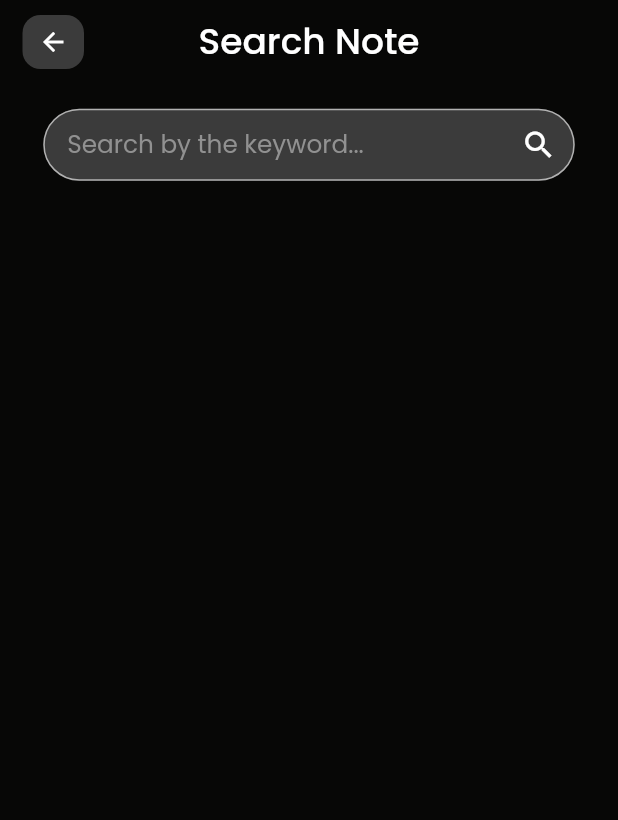
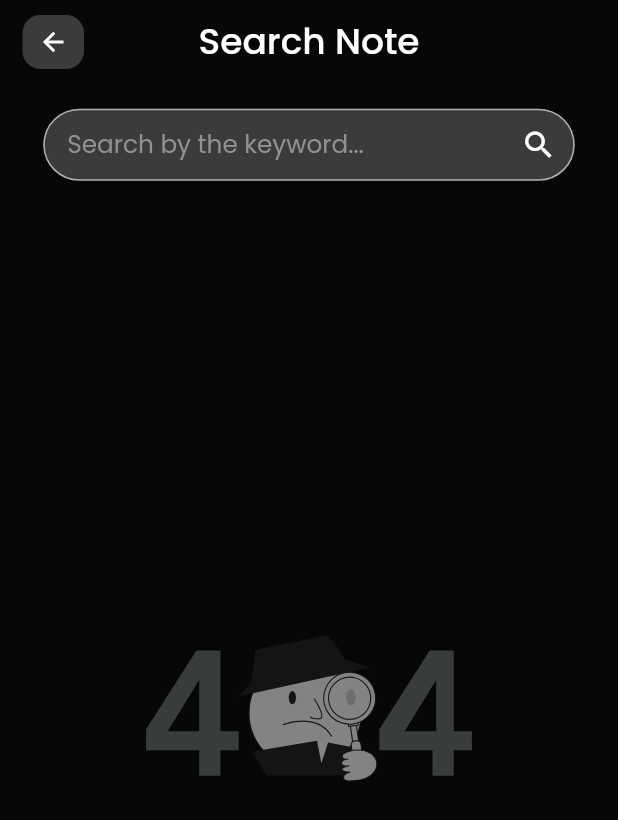
Before and after one commit to mateendev3/Notes-Keeper, a Flutter app: the screen it shows after launch, after a tap on an icon or button, on a phone screen of 412 x 824 dp. Shown: the top 820 px of the screen. Run offline on Flutter 3.47's test engine with Material 2 defaults, Android fonts, the phone set to English and light mode, and no system bars; our stand-ins replace flutter_svg, google_fonts, sqflite; accounts and stored records are empty.

Commit message:
Implement search feature in 'search_not_screen' without bloc

```diff
--- a/lib/screens/components/empty_notes_ui_widget.dart
+++ b/lib/screens/components/empty_notes_ui_widget.dart
@@ -1,13 +1,12 @@
 import 'package:flutter/material.dart';
 import 'package:flutter_svg/svg.dart';
-import '../../utils/assets_constants.dart';
 
-Widget buildEmptyNotesUi(Size size) {
+Widget buildEmptyNotesUi(Size size, {required String path}) {
   return Center(
     child: Opacity(
       opacity: 0.5,
       child: SvgPicture.asset(
-        AssetsConsts.svgEmptyNotes,
+        path,
         width: size.width * 0.7,
         height: size.width * 0.7,
       ),
--- a/lib/screens/home_screen.dart
+++ b/lib/screens/home_screen.dart
@@ -181,7 +181,7 @@ class _HomeScreenState extends State<HomeScreen> {
 
   Widget _buildListOrEmpty() {
     if (_noteList.isEmpty) {
-      return buildEmptyNotesUi(_size);
+      return buildEmptyNotesUi(_size, path: AssetsConsts.svgEmptyNotes);
     } else {
       return _showGrid ? _buildNotesGridView() : _buildNotesListView();
     }
--- a/lib/screens/search_note_screen.dart
+++ b/lib/screens/search_note_screen.dart
@@ -1,6 +1,12 @@
 import 'package:flutter/material.dart';
+import 'package:notes_keeper/databases/db_helper.dart';
 import 'package:notes_keeper/utils/color_constants.dart';
+import '../models/note.dart';
+import '../utils/assets_constants.dart';
 import 'components/action_icon_widget.dart';
+import 'components/empty_notes_ui_widget.dart';
+import 'components/notes_list_item_widget.dart';
+import 'watch_note_screen.dart';
 
 class SearchNoteScreen extends StatefulWidget {
   const SearchNoteScreen({Key? key}) : super(key: key);
@@ -12,12 +18,24 @@ class SearchNoteScreen extends StatefulWidget {
 class _SearchNoteScreenState extends State<SearchNoteScreen> {
   late Size _size;
   late final TextEditingController _searchController;
+  late List<Note> _noteList;
+  late List<Note> _filteredList;
+  bool _isLoading = false;
 
   @override
   void initState() {
     super.initState();
+    refreshNotes();
     _searchController = TextEditingController();
-    _searchController.addListener(_textChangedListener);
+  }
+
+  void refreshNotes() async {
+    setState(() => _isLoading = true);
+
+    _noteList = await DBHelper().readAllNotes();
+    _filteredList = _noteList;
+
+    setState(() => _isLoading = false);
   }
 
   @override
@@ -25,14 +43,7 @@ class _SearchNoteScreenState extends State<SearchNoteScreen> {
     _size = MediaQuery.of(context).size;
     return Scaffold(
       appBar: _buildAppBar(),
-      body: Padding(
-        padding: EdgeInsets.only(
-          top: _size.height * 0.02,
-          left: _size.height * 0.035,
-          right: _size.height * 0.035,
-        ),
-        child: _buildBody(),
-      ),
+      body: _buildBody(),
     );
   }
 
@@ -53,20 +64,43 @@ class _SearchNoteScreenState extends State<SearchNoteScreen> {
   }
 
   Widget _buildBody() {
-    return Column(
-      children: [
-        _buildSearchNoteTF(),
-        const Expanded(
-          child: SizedBox(),
-        ),
-      ],
+    return Padding(
+      padding: EdgeInsets.only(
+        top: _size.height * 0.02,
+        left: _size.height * 0.035,
+        right: _size.height * 0.035,
+      ),
+      child: Column(
+        children: [
+          _buildSearchNoteTF(),
+          Expanded(
+            child: _isLoading
+                ? const Center(
+                    child: CircularProgressIndicator(
+                      color: AppColors.white,
+                    ),
+                  )
+                : _buildBodyUi(),
+          ),
+        ],
+      ),
     );
+  }
+
+  Widget _buildBodyUi() {
+    return _filteredList.isNotEmpty
+        ? _buildNotesListView()
+        : buildEmptyNotesUi(
+            _size,
+            path: AssetsConsts.svgNotFound,
+          );
   }
 
   TextField _buildSearchNoteTF() {
     return TextField(
       controller: _searchController,
       cursorColor: AppColors.orange,
+      onChanged: _onChangedText,
       style: Theme.of(context).textTheme.bodyText1!.copyWith(
             fontSize: _size.width * 0.04,
           ),
@@ -82,6 +116,7 @@ class _SearchNoteScreenState extends State<SearchNoteScreen> {
             : IconButton(
                 onPressed: () {
                   _searchController.clear();
+                  refreshNotes();
                 },
                 icon: const Icon(
                   Icons.cancel,
@@ -107,7 +142,45 @@ class _SearchNoteScreenState extends State<SearchNoteScreen> {
     );
   }
 
-  void _textChangedListener() {
+  Widget _buildNotesListView() {
+    return Padding(
+      padding: EdgeInsets.only(top: _size.width * 0.07),
+      child: ListView.builder(
+        itemCount: _filteredList.length,
+        itemBuilder: (context, index) {
+          return Padding(
+            padding: EdgeInsets.only(bottom: _size.width * 0.01),
+            child: NotesListItem(
+              size: _size,
+              note: _filteredList[index],
+              onTap: onNoteItemTap(index),
+            ),
+          );
+        },
+      ),
+    );
+  }
+
+  VoidCallback onNoteItemTap(int index) {
+    return () async {
+      _searchController.clear();
+      await Navigator.push(
+        context,
+        MaterialPageRoute(
+          builder: (_) => WatchNoteScreen(
+            note: _noteList[index],
+          ),
+        ),
+      );
+      refreshNotes();
+    };
+  }
+
+  void _onChangedText(String value) {
+    _filteredList = _noteList
+        .where(
+            (note) => note.title!.toLowerCase().contains(value.toLowerCase()))
+        .toList();
     setState(() {});
   }
 }
--- a/lib/utils/assets_constants.dart
+++ b/lib/utils/assets_constants.dart
@@ -4,4 +4,5 @@ class AssetsConsts {
   static const icGrid = r'assets/images/ic_grid.png';
   static const icList = r'assets/images/ic_list.png';
   static const svgEmptyNotes = r'assets/images/svg_empty_notes.svg';
+  static const svgNotFound = r'assets/images/svg_not_found.svg';
 }
```
Also changed, not shown: assets/images/svg_not_found.svg (added).
